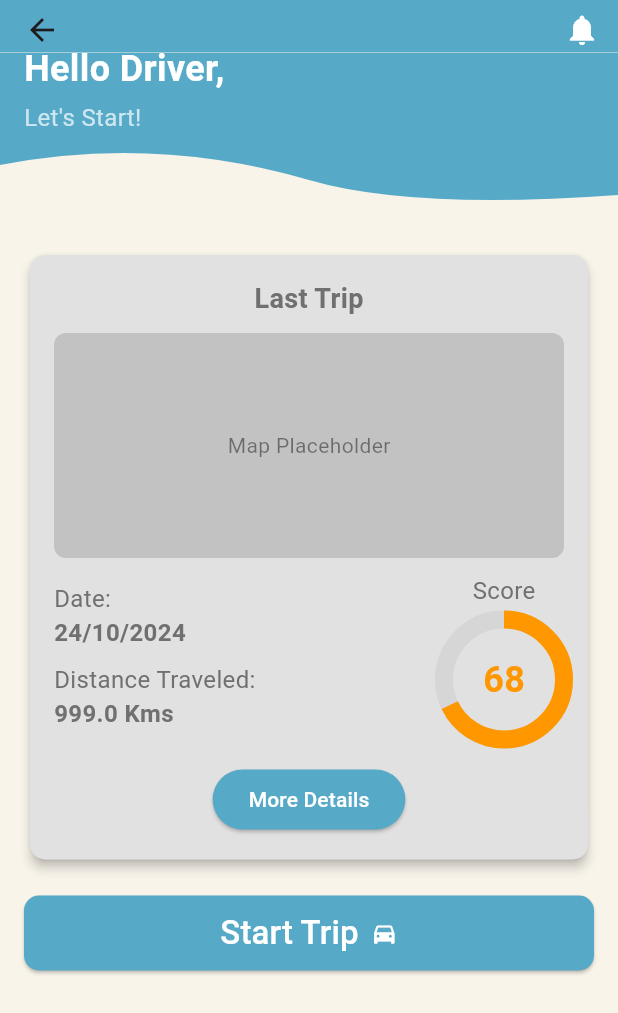
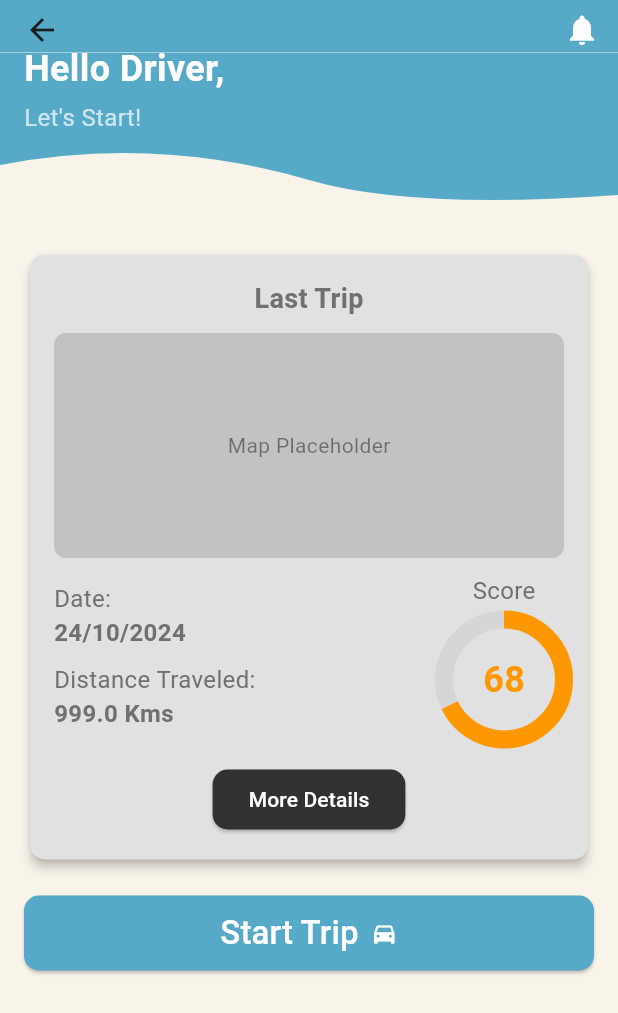
Before and after one commit to R-umaria/Group24F24, a Flutter app: the HomePage screen opened by its route, on a phone screen of 412 x 824 dp. Shown: the top 1013 px of the screen. Run offline on Flutter 3.47's test engine with Material 3 defaults, Android fonts, the phone set to English and light mode, and no system bars; our stand-ins replace flutter_custom_clippers, geolocator, pedometer, permission_handler, sensors_plus, sqflite; accounts and stored records are empty.

Commit message:
more details button ui changed

```diff
--- a/lib/pages/home_page.dart
+++ b/lib/pages/home_page.dart
@@ -1,3 +1,5 @@
+// ignore_for_file: sort_child_properties_last, prefer_const_constructors
+
 import 'package:flutter/material.dart';
 import 'package:flutter_custom_clippers/flutter_custom_clippers.dart';
 import 'package:drive_wise/gps.dart';
@@ -280,14 +282,17 @@ class _HomePageState extends State<HomePage> {
                               style: TextStyle(color: Colors.white),
                             ),
                             style: ElevatedButton.styleFrom(
-                              backgroundColor: Color.fromRGBO(86, 170, 200, 1),
+                              backgroundColor: const Color.fromRGBO(49, 49, 49, 1),
+                              shape: RoundedRectangleBorder(
+                                borderRadius: BorderRadius.circular(10),
+                              ),
                             ),
                           ),
                         ],
                       ),
                     ),
                   ),
-                  SizedBox(height: 20),
+                  const SizedBox(height: 20),
                   ElevatedButton(
                     onPressed: _toggleTrip, // Manual trip toggle
                     style: ElevatedButton.styleFrom(
```
